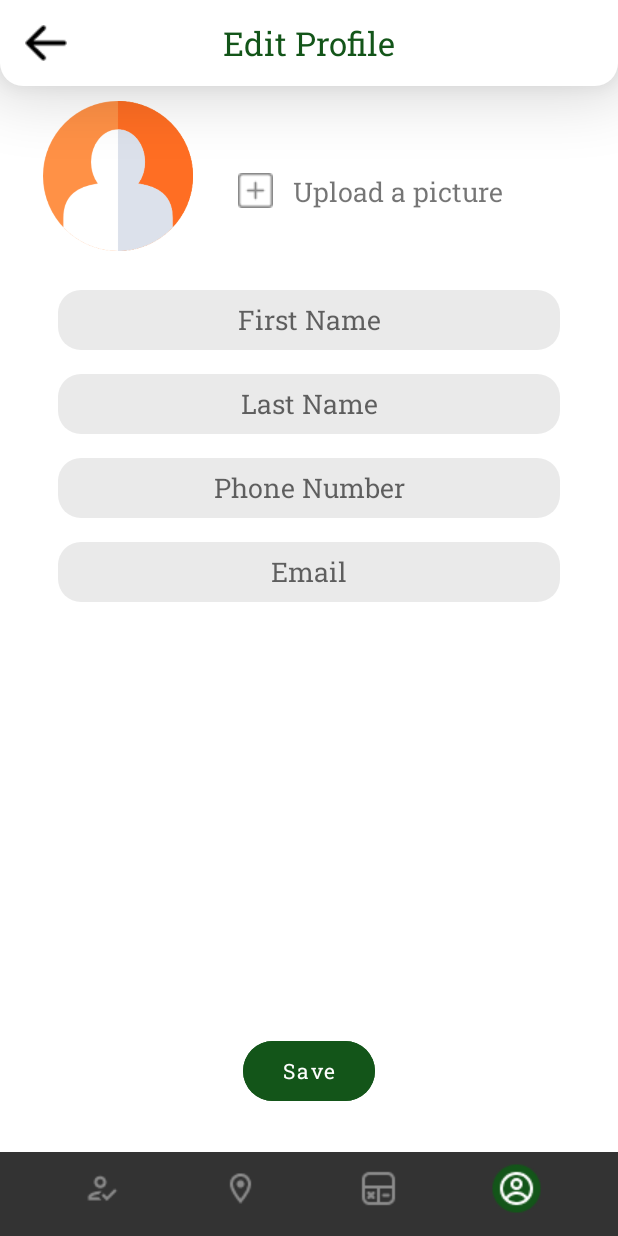
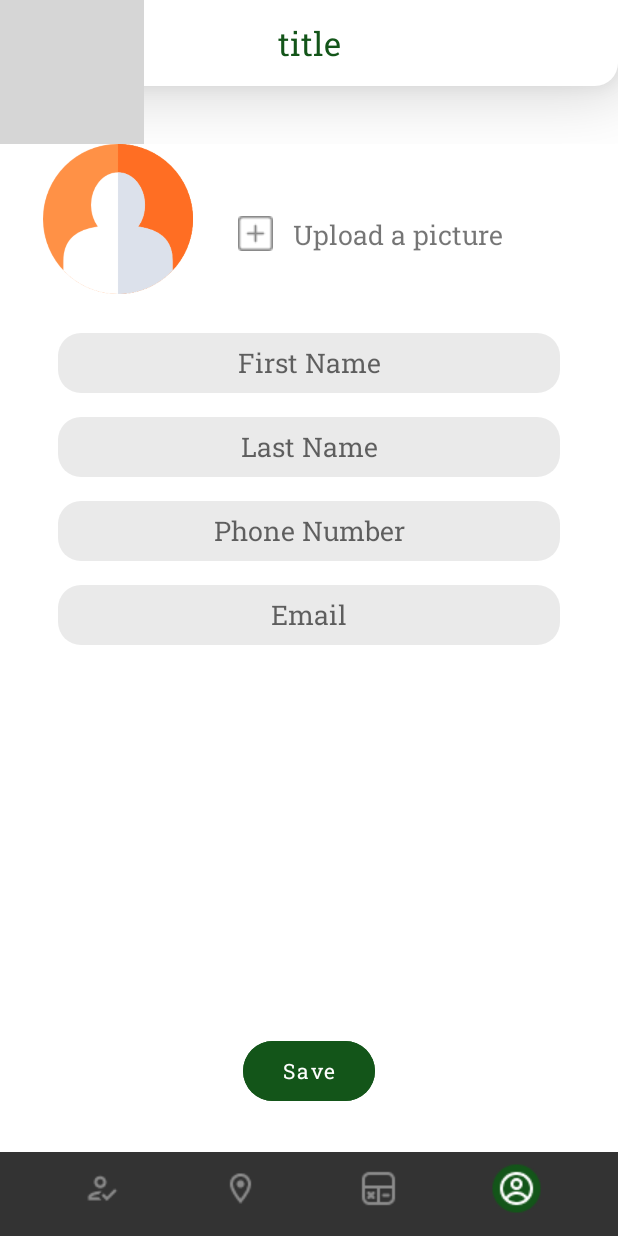
Before and after one commit to Baljeet1506/4290, an Android app: the layout activity_edit_profile.xml on its own in the app's theme, with its tools: preview values and no code run, on a phone screen of 412 x 824 dp. Run offline under Robolectric (Android 15) with nearby library versions, the phone set to English and light mode, and no system bars; grey boxes are pictures that could not be loaded.

```diff
--- a/app/src/main/res/layout/activity_edit_profile.xml
+++ b/app/src/main/res/layout/activity_edit_profile.xml
@@ -6,54 +6,21 @@
     android:layout_height="match_parent"
     tools:context=".HomePageViewer">
 
-    <androidx.constraintlayout.widget.ConstraintLayout
+    <include
         android:id="@+id/titleBar"
-        android:layout_width="match_parent"
-        android:layout_height="wrap_content"
-        android:layout_marginBottom="10dp"
-        android:background="@drawable/shape_square"
-        android:elevation="@dimen/spacing_large"
+        layout="@layout/titlebar"
         app:layout_constraintBottom_toTopOf="@+id/profile_section"
         app:layout_constraintEnd_toEndOf="parent"
-        app:layout_constraintHorizontal_bias="0.0"
         app:layout_constraintStart_toStartOf="parent"
-        app:layout_constraintTop_toTopOf="parent"
-        app:layout_constraintVertical_bias="0.0">
-
-        <ImageButton
-            android:id="@+id/btnBack"
-            android:layout_width="wrap_content"
-            android:layout_height="wrap_content"
-            android:layout_marginStart="16dp"
-            android:layout_marginTop="16dp"
-            android:layout_marginBottom="16dp"
-            android:background="#00FFFFFF"
-            android:contentDescription="@string/back"
-            app:layout_constraintBottom_toBottomOf="parent"
-            app:layout_constraintEnd_toEndOf="parent"
-            app:layout_constraintHorizontal_bias="0.0"
-            app:layout_constraintStart_toStartOf="parent"
-            app:layout_constraintTop_toTopOf="parent"
-            app:layout_constraintVertical_bias="0.0"
-            app:srcCompat="@drawable/back" />
+        app:layout_constraintTop_toTopOf="parent">
 
         <TextView
             android:id="@+id/title"
+
             android:layout_width="wrap_content"
             android:layout_height="wrap_content"
-            android:fontFamily="@font/roboto_slab"
-            android:text="@string/edit_profile"
-            android:textAllCaps="false"
-            android:textColor="@color/green"
-            android:textSize="@dimen/h1"
-            app:layout_constraintBottom_toBottomOf="parent"
-            app:layout_constraintEnd_toEndOf="parent"
-            app:layout_constraintHorizontal_bias="0.5"
-            app:layout_constraintStart_toEndOf="@+id/btnBack"
-            app:layout_constraintStart_toStartOf="parent"
-            app:layout_constraintTop_toTopOf="parent"
-            app:layout_constraintVertical_bias="0.5" />
-    </androidx.constraintlayout.widget.ConstraintLayout>
+            android:text="dfsdf" />
+    </include>
 
     <Button
         android:id="@+id/save"
--- /dev/null
+++ b/app/src/main/res/layout/titlebar.xml
@@ -0,0 +1,59 @@
+<FrameLayout xmlns:android="http://schemas.android.com/apk/res/android"
+    xmlns:app="http://schemas.android.com/apk/res-auto"
+    xmlns:tools="http://schemas.android.com/tools"
+    android:layout_width="match_parent"
+    android:layout_height="wrap_content" >
+
+    <androidx.constraintlayout.widget.ConstraintLayout
+        android:id="@+id/titleBar"
+        android:layout_width="match_parent"
+        android:layout_height="wrap_content"
+        android:layout_marginBottom="@dimen/spacing_large"
+        android:background="@drawable/shape_square"
+        android:elevation="@dimen/spacing_large"
+        app:layout_constraintBottom_toTopOf="@+id/profile_section"
+        app:layout_constraintEnd_toEndOf="parent"
+        app:layout_constraintHorizontal_bias="0.0"
+        app:layout_constraintStart_toStartOf="parent"
+        app:layout_constraintTop_toTopOf="parent"
+        app:layout_constraintVertical_bias="0.0">
+
+        <ImageButton
+            android:id="@+id/btnBack"
+            android:layout_width="wrap_content"
+            android:layout_height="wrap_content"
+            android:layout_marginStart="16dp"
+            android:layout_marginTop="16dp"
+            android:layout_marginBottom="16dp"
+            android:background="#00FFFFFF"
+            android:contentDescription="@string/back"
+            app:layout_constraintBottom_toBottomOf="parent"
+            app:layout_constraintEnd_toEndOf="parent"
+            app:layout_constraintHorizontal_bias="0.0"
+            app:layout_constraintStart_toStartOf="parent"
+            app:layout_constraintTop_toTopOf="parent"
+            app:layout_constraintVertical_bias="0.0"
+            app:srcCompat="@drawable/back" />
+
+        <TextView
+            android:id="@+id/title"
+            android:layout_width="wrap_content"
+            android:layout_height="wrap_content"
+            android:fontFamily="@font/roboto_slab"
+            android:text="title"
+            android:textAllCaps="false"
+            android:textColor="@color/green"
+            android:textSize="@dimen/h1"
+            app:layout_constraintBottom_toBottomOf="parent"
+            app:layout_constraintEnd_toEndOf="parent"
+            app:layout_constraintHorizontal_bias="0.5"
+            app:layout_constraintStart_toEndOf="@+id/btnBack"
+            app:layout_constraintStart_toStartOf="parent"
+            app:layout_constraintTop_toTopOf="parent"
+            app:layout_constraintVertical_bias="0.5" />
+    </androidx.constraintlayout.widget.ConstraintLayout>
+
+    <ImageView android:layout_width="wrap_content"
+        android:layout_height="wrap_content"
+        android:src="@drawable/gafricalogo" />
+</FrameLayout>
```
